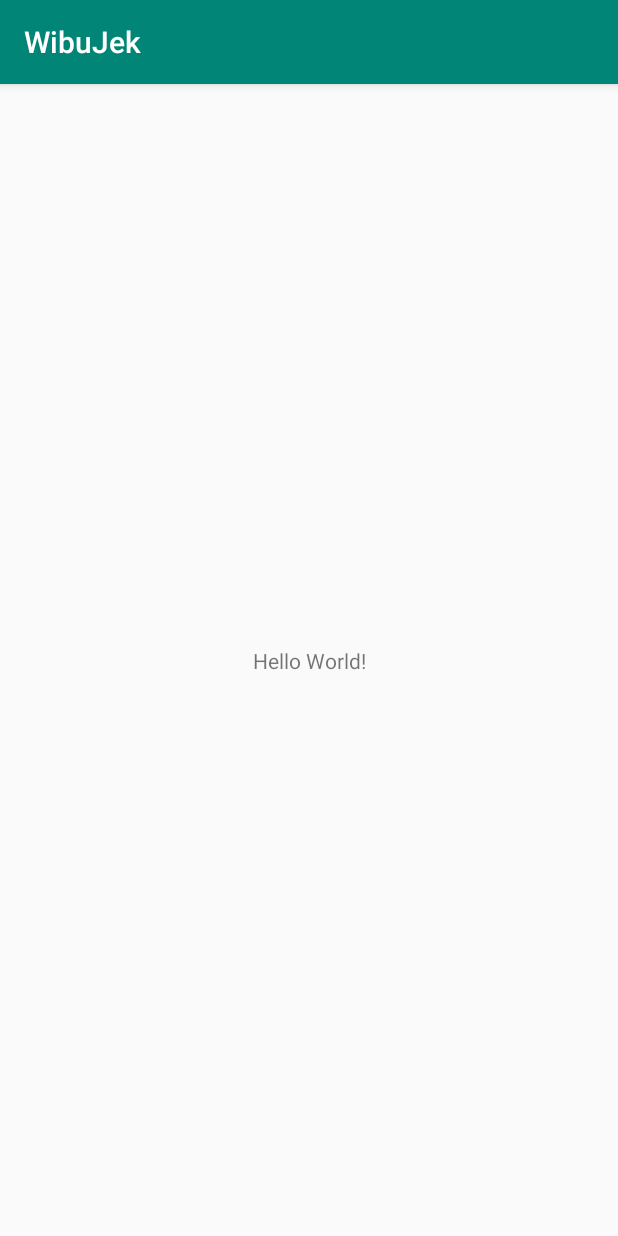
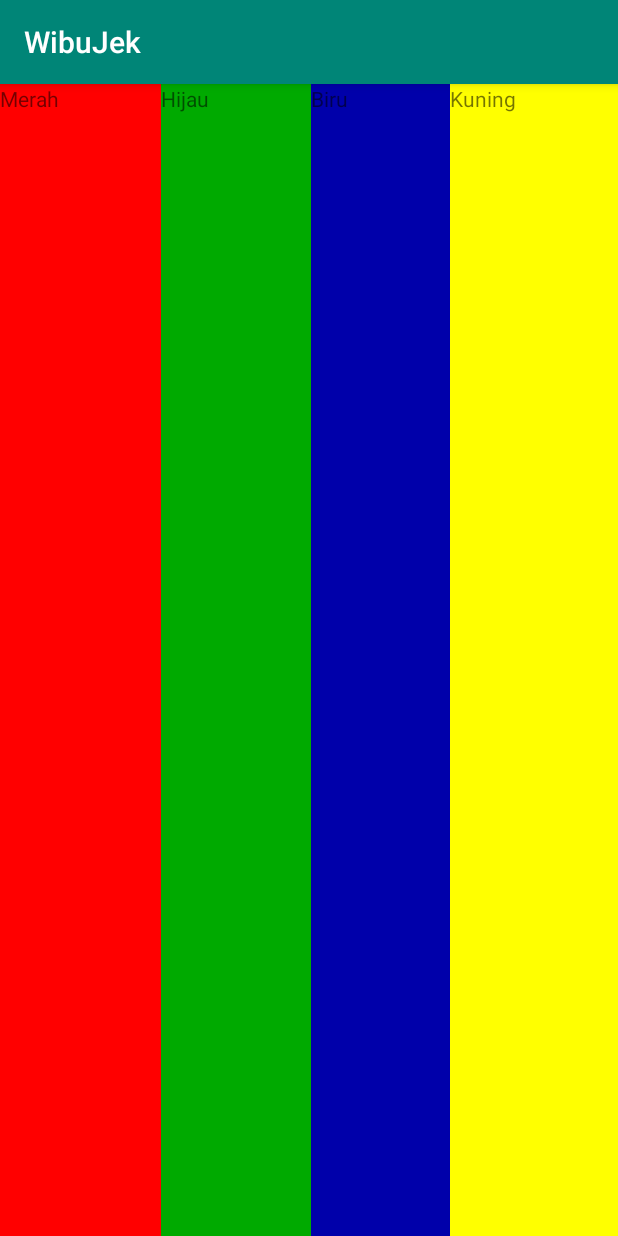
Before and after one commit to okutasan/wibujek, an Android app: the screen it shows after launch (MainActivity), on a phone screen of 412 x 824 dp. Run offline under Robolectric (Android 15) with nearby library versions, the phone set to English and light mode, and no system bars.

Commit message:
linear layout horizontal

```diff
--- a/app/src/main/AndroidManifest.xml
+++ b/app/src/main/AndroidManifest.xml
@@ -1,6 +1,6 @@
 <?xml version="1.0" encoding="utf-8"?>
 <manifest xmlns:android="http://schemas.android.com/apk/res/android"
-    package="io.github.okutasan.wibujek" >
+    package="io.github.okutasan.wibujek">
 
     <application
         android:allowBackup="true"
@@ -8,8 +8,8 @@
         android:label="@string/app_name"
         android:roundIcon="@mipmap/ic_launcher_round"
         android:supportsRtl="true"
-        android:theme="@style/AppTheme" >
-        <activity android:name=".MainActivity" >
+        android:theme="@style/AppTheme">
+        <activity android:name=".MainActivity">
             <intent-filter>
                 <action android:name="android.intent.action.MAIN" />
 
--- a/app/src/main/res/layout/activity_main.xml
+++ b/app/src/main/res/layout/activity_main.xml
@@ -1,19 +1,52 @@
 <?xml version="1.0" encoding="utf-8"?>
-<android.support.constraint.ConstraintLayout
-    xmlns:android="http://schemas.android.com/apk/res/android"
+<LinearLayout xmlns:android="http://schemas.android.com/apk/res/android"
+    xmlns:app="http://schemas.android.com/apk/res-auto"
     xmlns:tools="http://schemas.android.com/tools"
-    xmlns:app="http://schemas.android.com/apk/res-auto"
     android:layout_width="match_parent"
     android:layout_height="match_parent"
-    tools:context=".MainActivity">
+    android:orientation="vertical">
 
-    <TextView
-        android:layout_width="wrap_content"
-        android:layout_height="wrap_content"
-        android:text="Hello World!"
-        app:layout_constraintBottom_toBottomOf="parent"
-        app:layout_constraintLeft_toLeftOf="parent"
-        app:layout_constraintRight_toRightOf="parent"
-        app:layout_constraintTop_toTopOf="parent" />
+    <LinearLayout
+        android:layout_width="match_parent"
+        android:layout_height="match_parent"
+        android:layout_weight="1"
+        android:orientation="horizontal">
 
-</android.support.constraint.ConstraintLayout>
+        <TextView
+            android:layout_width="wrap_content"
+            android:layout_height="match_parent"
+            android:layout_weight="1"
+            android:background="#FF0000"
+            android:layout_gravity="center_horizontal"
+            android:text="Merah"/>
+
+        <TextView
+            android:layout_width="wrap_content"
+            android:layout_height="match_parent"
+            android:layout_weight="1"
+            android:background="#00aa00"
+            android:layout_gravity="center_horizontal"
+            android:text="Hijau"/>
+
+        <TextView
+            android:layout_width="wrap_content"
+            android:layout_height="match_parent"
+            android:layout_weight="1"
+            android:background="#0000aa"
+            android:layout_gravity="center_horizontal"
+            android:text="Biru"/>
+
+        <TextView
+            android:layout_width="wrap_content"
+            android:layout_height="match_parent"
+            android:layout_weight="1"
+            android:background="#FFFF00"
+            android:layout_gravity="center_horizontal"
+            android:text="Kuning"/>
+
+
+    </LinearLayout>
+
+
+
+</LinearLayout>
--- a/app/src/main/res/mipmap-anydpi-v26/ic_launcher.xml
+++ b/app/src/main/res/mipmap-anydpi-v26/ic_launcher.xml
@@ -1,5 +1,5 @@
 <?xml version="1.0" encoding="utf-8"?>
 <adaptive-icon xmlns:android="http://schemas.android.com/apk/res/android">
-    <background android:drawable="@drawable/ic_launcher_background"/>
-    <foreground android:drawable="@drawable/ic_launcher_foreground"/>
+    <background android:drawable="@drawable/ic_launcher_background" />
+    <foreground android:drawable="@drawable/ic_launcher_foreground" />
 </adaptive-icon>
--- a/app/src/main/res/mipmap-anydpi-v26/ic_launcher_round.xml
+++ b/app/src/main/res/mipmap-anydpi-v26/ic_launcher_round.xml
@@ -1,5 +1,5 @@
 <?xml version="1.0" encoding="utf-8"?>
 <adaptive-icon xmlns:android="http://schemas.android.com/apk/res/android">
-    <background android:drawable="@drawable/ic_launcher_background"/>
-    <foreground android:drawable="@drawable/ic_launcher_foreground"/>
+    <background android:drawable="@drawable/ic_launcher_background" />
+    <foreground android:drawable="@drawable/ic_launcher_foreground" />
 </adaptive-icon>
--- a/gradle.properties
+++ b/gradle.properties
@@ -1,16 +1,12 @@
 # Project-wide Gradle settings.
-
 # IDE (e.g. Android Studio) users:
 # Gradle settings configured through the IDE *will override*
 # any settings specified in this file.
-
 # For more details on how to configure your build environment visit
 # http://www.gradle.org/docs/current/userguide/build_environment.html
-
 # Specifies the JVM arguments used for the daemon process.
 # The setting is particularly useful for tweaking memory settings.
 org.gradle.jvmargs=-Xmx1536m
-
 # When configured, Gradle will run in incubating parallel mode.
 # This option should only be used with decoupled projects. More details, visit
 # http://www.gradle.org/docs/current/userguide/multi_project_builds.html#sec:decoupled_projects
```
Also changed, not shown: app/src/main/res/drawable-v24/ic_launcher_foreground.xml (+6 -6 lines), app/src/main/res/drawable/ic_launcher_background.xml (+166 -70 lines).
